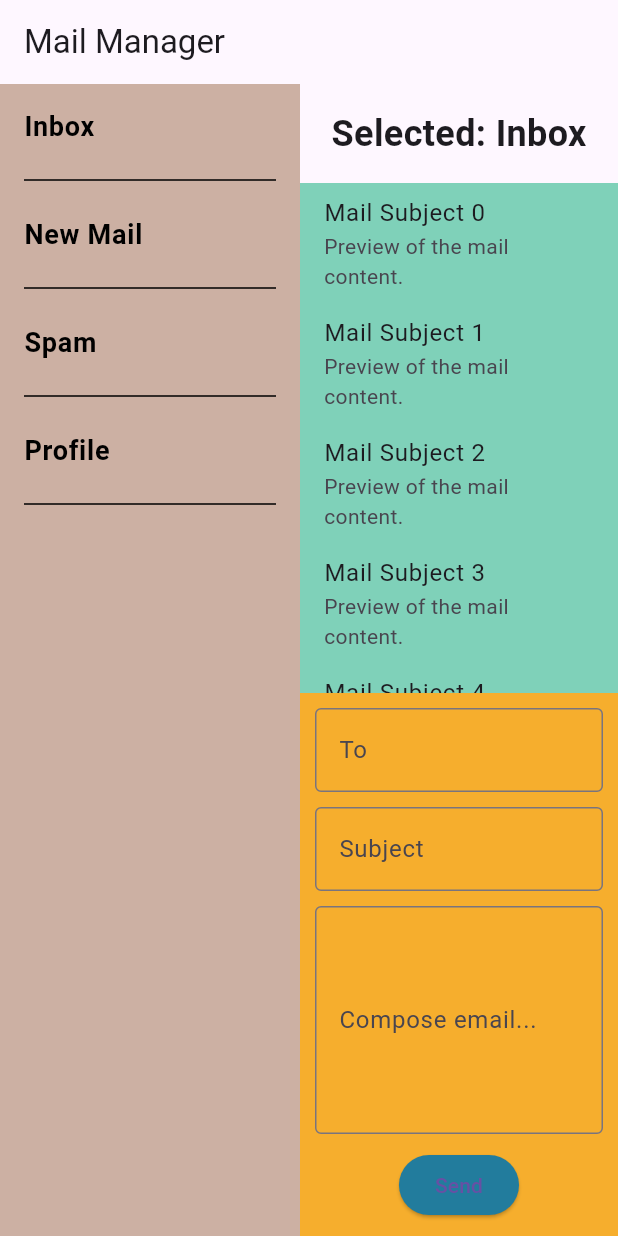
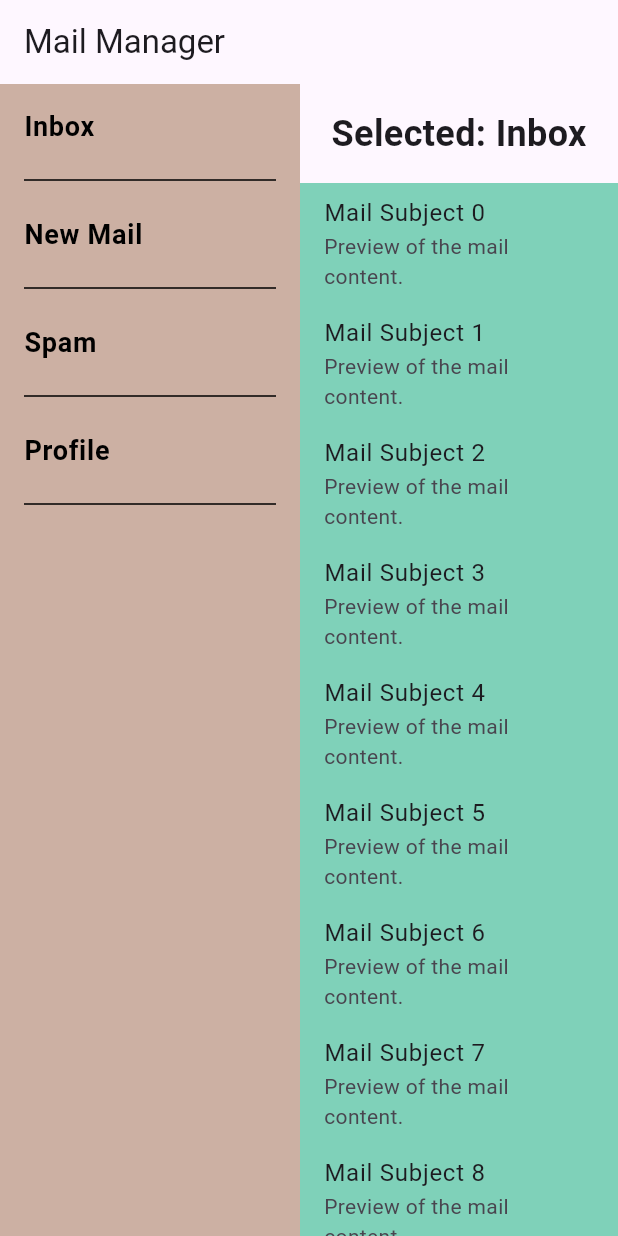
Before and after one commit to EvolOsEIP/EvolOsProject, a Flutter app: the screen it shows after launch, on a phone screen of 412 x 824 dp. Run offline on Flutter 3.47's test engine with Material 3 defaults, Android fonts, the light colour scheme and no system bars.

Commit message:
UPDATE - update main content display based on select sidebar item - display subjects email only on Inbox and EmailComposer (meth to send a mail) only on NewMail, for the others, just display the title

```diff
--- a/mailpage/lib/main.dart
+++ b/mailpage/lib/main.dart
@@ -81,6 +81,8 @@ class _MailManagerHomeState extends State<MailManagerHome> {
   }
 
   Widget _buildMainContent() {
+    switch (_selectedItem) {
+      case "Inbox":
         return Column(
           children: [
             Padding(
@@ -107,9 +109,45 @@ class _MailManagerHomeState extends State<MailManagerHome> {
                 ),
               ),
             ),
-        _buildEmailComposer(),
           ],
         );
+      case "New Mail":
+        return Column(
+          children: [
+            Padding(
+              padding: const EdgeInsets.all(16.0),
+              child: Text(
+                "Selected: $_selectedItem",
+                style: TextStyle(fontSize: 24.0, fontWeight: FontWeight.bold),
+              ),
+            ),
+            Expanded(
+              child: Container(
+                color: Color(0xFF7FD1B9),
+                child: _buildEmailComposer(),
+              ),
+            ),
+          ],
+        );
+      case "Spam":
+        return Padding(
+          padding: const EdgeInsets.all(16.0),
+          child: Text(
+            "Selected: $_selectedItem",
+            style: TextStyle(fontSize: 24.0, fontWeight: FontWeight.bold),
+          ),
+        );
+      case "Profile":
+        return Padding(
+          padding: const EdgeInsets.all(16.0),
+          child: Text(
+            "Selected: $_selectedItem",
+            style: TextStyle(fontSize: 24.0, fontWeight: FontWeight.bold),
+          ),
+        );
+      default:
+        return Container();
+    }
   }
 
   Widget _buildEmailComposer() {
```
Lines whose indentation alone changed are shown as unchanged.
